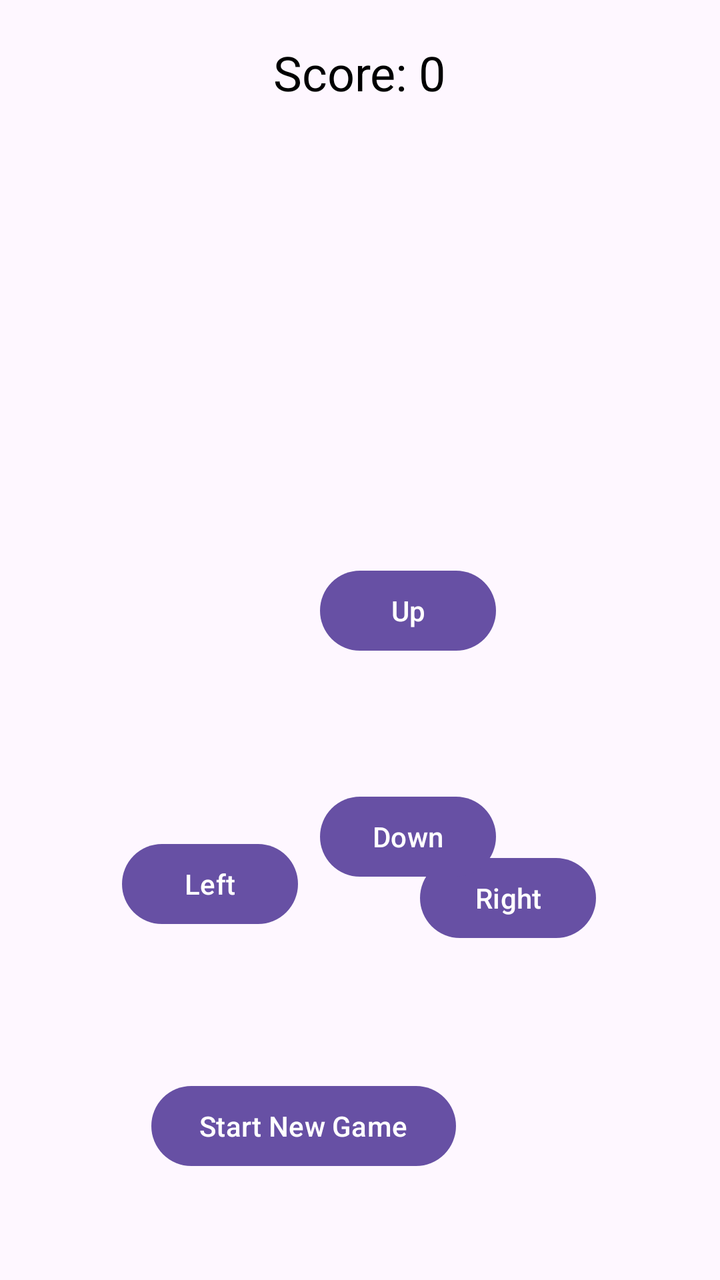
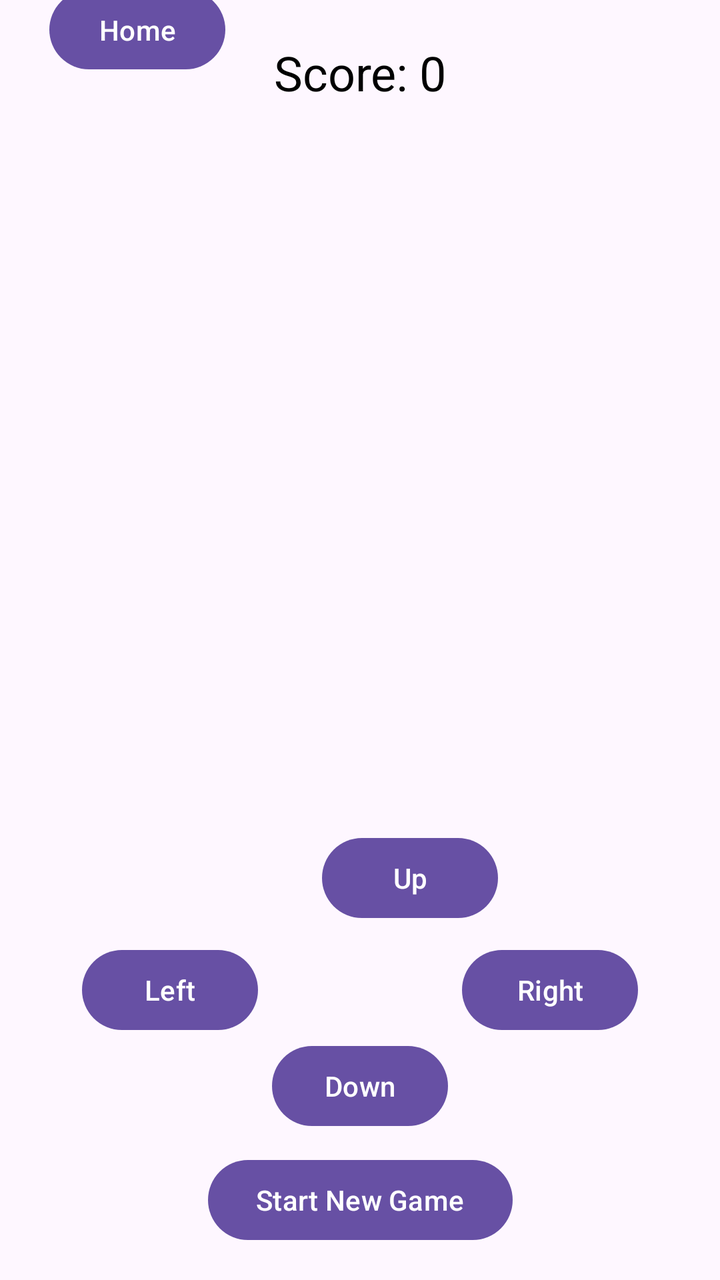

Compare the two renders of this Android layout. The source of the first and the diff that turns it into the second are given below.
<!-- AndroidManifest.xml: application theme Theme.AppInterface1 -->
<!-- res/layout/activity_game2048.xml -->
<?xml version="1.0" encoding="utf-8"?>
<RelativeLayout xmlns:android="http://schemas.android.com/apk/res/android"
    xmlns:tools="http://schemas.android.com/tools"
    android:layout_width="match_parent"
    android:layout_height="match_parent"
    tools:context=".Game2048">

    
    <TextView
        android:id="@+id/scoreTextView"
        android:layout_width="wrap_content"
        android:layout_height="wrap_content"
        android:text="Score: 0"
        android:textSize="24sp"
        android:textColor="@android:color/black"
        android:layout_alignParentTop="true"
        android:layout_centerHorizontal="true"
        android:layout_marginTop="20dp" />

    

    

    <GridLayout
        android:id="@+id/gridLayout"
        android:layout_width="match_parent"
        android:layout_height="wrap_content"
        android:layout_below="@id/scoreTextView"
        android:layout_alignParentEnd="true"
        android:layout_marginTop="57dp"
        android:layout_marginEnd="0dp"
        android:columnCount="4"
        android:padding="50dp"></GridLayout>

    

    

    <Button
        android:id="@+id/leftSwipe"
        android:layout_width="wrap_content"
        android:layout_height="wrap_content"
        android:layout_alignParentStart="true"
        android:layout_alignParentBottom="true"
        android:layout_marginStart="61dp"
        android:layout_marginLeft="10dp"
        android:layout_marginBottom="174dp"
        android:text="Left" />

    <Button
        android:id="@+id/rightSwipe"
        android:layout_width="wrap_content"
        android:layout_height="wrap_content"
        android:layout_alignParentEnd="true"
        android:layout_alignParentBottom="true"
        android:layout_marginEnd="62dp"
        android:layout_marginRight="10dp"
        android:layout_marginBottom="167dp"
        android:text="Right" />

    <Button
        android:id="@+id/upSwipe"
        android:layout_width="wrap_content"
        android:layout_height="wrap_content"
        android:layout_below="@id/gridLayout"
        android:layout_alignParentStart="true"
        android:layout_centerHorizontal="true"
        android:layout_marginStart="160dp"
        android:layout_marginTop="72dp"
        android:text="Up" />

    <Button
        android:id="@+id/downSwipe"
        android:layout_width="wrap_content"
        android:layout_height="wrap_content"
        android:layout_below="@id/upSwipe"
        android:layout_alignParentStart="true"
        android:layout_centerHorizontal="true"
        android:layout_marginStart="160dp"
        android:layout_marginTop="65dp"
        android:text="Down" />

    <Button
        android:id="@+id/startGameButton"
        android:layout_width="wrap_content"
        android:layout_height="wrap_content"
        android:layout_alignParentEnd="true"
        android:layout_alignParentBottom="true"
        android:layout_marginEnd="132dp"
        android:layout_marginBottom="53dp"
        android:text="Start New Game" />
</RelativeLayout>
<!-- resources referenced by this layout -->
<resources>
  <style name="Theme.AppInterface1" parent="Base.Theme.AppInterface1" />
  <style name="Base.Theme.AppInterface1" parent="Theme.Material3.DayNight.NoActionBar">
          
          
      </style>
</resources>

<!-- the commit's change to res/layout/activity_game2048.xml (unified diff, before → after) -->
@@ -1,8 +1,10 @@
 <?xml version="1.0" encoding="utf-8"?>
-<RelativeLayout xmlns:android="http://schemas.android.com/apk/res/android"
+<androidx.constraintlayout.widget.ConstraintLayout xmlns:android="http://schemas.android.com/apk/res/android"
+    xmlns:app="http://schemas.android.com/apk/res-auto"
     xmlns:tools="http://schemas.android.com/tools"
     android:layout_width="match_parent"
     android:layout_height="match_parent"
+    android:onClick="changeActivity"
     tools:context=".Game2048">
 
     
@@ -10,83 +12,101 @@
         android:id="@+id/scoreTextView"
         android:layout_width="wrap_content"
         android:layout_height="wrap_content"
+        android:layout_marginTop="20dp"
         android:text="Score: 0"
+        android:textColor="@android:color/black"
         android:textSize="24sp"
-        android:textColor="@android:color/black"
-        android:layout_alignParentTop="true"
-        android:layout_centerHorizontal="true"
-        android:layout_marginTop="20dp" />
+        app:layout_constraintEnd_toEndOf="parent"
+        app:layout_constraintStart_toStartOf="parent"
+        app:layout_constraintTop_toTopOf="parent" />
 
     
 
     
 
-    <GridLayout
-        android:id="@+id/gridLayout"
-        android:layout_width="match_parent"
-        android:layout_height="wrap_content"
-        android:layout_below="@id/scoreTextView"
-        android:layout_alignParentEnd="true"
-        android:layout_marginTop="57dp"
-        android:layout_marginEnd="0dp"
-        android:columnCount="4"
-        android:padding="50dp"></GridLayout>
+    
 
     
 
     
 
+    
+
+
+    <GridLayout
+        android:id="@+id/gridLayout"
+        android:layout_width="0dp"
+        android:layout_height="350dp"
+        android:layout_marginStart="30dp"
+        android:layout_marginEnd="25dp"
+        android:layout_marginBottom="36dp"
+        android:columnCount="4"
+        android:padding="10dp"
+        android:rowCount="4"
+        app:layout_constraintBottom_toTopOf="@+id/upSwipe"
+        app:layout_constraintEnd_toEndOf="parent"
+        app:layout_constraintHorizontal_bias="1.0"
+        app:layout_constraintStart_toStartOf="parent" />
+
+    <Button
+        android:id="@+id/upSwipe"
+        android:layout_width="wrap_content"
+        android:layout_height="wrap_content"
+        android:layout_marginStart="32dp"
+        android:layout_marginBottom="8dp"
+        android:text="Up"
+        app:layout_constraintBottom_toTopOf="@+id/leftSwipe"
+        app:layout_constraintStart_toEndOf="@+id/leftSwipe" />
+
     <Button
         android:id="@+id/leftSwipe"
         android:layout_width="wrap_content"
         android:layout_height="wrap_content"
-        android:layout_alignParentStart="true"
-        android:layout_alignParentBottom="true"
-        android:layout_marginStart="61dp"
-        android:layout_marginLeft="10dp"
-        android:layout_marginBottom="174dp"
-        android:text="Left" />
+        android:layout_marginStart="41dp"
+        android:text="Left"
+        app:layout_constraintBottom_toTopOf="@+id/downSwipe"
+        app:layout_constraintStart_toStartOf="parent" />
+
+    
 
     <Button
         android:id="@+id/rightSwipe"
         android:layout_width="wrap_content"
         android:layout_height="wrap_content"
-        android:layout_alignParentEnd="true"
-        android:layout_alignParentBottom="true"
-        android:layout_marginEnd="62dp"
-        android:layout_marginRight="10dp"
-        android:layout_marginBottom="167dp"
-        android:text="Right" />
-
-    <Button
-        android:id="@+id/upSwipe"
-        android:layout_width="wrap_content"
-        android:layout_height="wrap_content"
-        android:layout_below="@id/gridLayout"
-        android:layout_alignParentStart="true"
-        android:layout_centerHorizontal="true"
-        android:layout_marginStart="160dp"
-        android:layout_marginTop="72dp"
-        android:text="Up" />
+        android:layout_marginEnd="41dp"
+        android:text="Right"
+        app:layout_constraintBottom_toTopOf="@+id/downSwipe"
+        app:layout_constraintEnd_toEndOf="parent" />
 
     <Button
         android:id="@+id/downSwipe"
         android:layout_width="wrap_content"
         android:layout_height="wrap_content"
-        android:layout_below="@id/upSwipe"
-        android:layout_alignParentStart="true"
-        android:layout_centerHorizontal="true"
-        android:layout_marginStart="160dp"
-        android:layout_marginTop="65dp"
-        android:text="Down" />
+        android:layout_marginStart="32dp"
+        android:layout_marginBottom="9dp"
+        android:text="Down"
+        app:layout_constraintBottom_toTopOf="@+id/startGameButton"
+        app:layout_constraintStart_toStartOf="@+id/startGameButton" />
 
     <Button
         android:id="@+id/startGameButton"
         android:layout_width="wrap_content"
         android:layout_height="wrap_content"
-        android:layout_alignParentEnd="true"
-        android:layout_alignParentBottom="true"
-        android:layout_marginEnd="132dp"
-        android:layout_marginBottom="53dp"
-        android:text="Start New Game" />
-</RelativeLayout>
+        android:layout_marginBottom="16dp"
+        android:text="Start New Game"
+        app:layout_constraintBottom_toBottomOf="parent"
+        app:layout_constraintEnd_toEndOf="parent"
+        app:layout_constraintStart_toStartOf="parent" />
+
+    <Button
+        android:id="@+id/homeButton"
+        android:layout_width="wrap_content"
+        android:layout_height="wrap_content"
+        android:text="Home"
+        app:layout_constraintBottom_toTopOf="@+id/gridLayout"
+        app:layout_constraintEnd_toStartOf="@+id/scoreTextView"
+        app:layout_constraintStart_toStartOf="parent"
+        app:layout_constraintTop_toTopOf="parent" />
+
+
+</androidx.constraintlayout.widget.ConstraintLayout>
